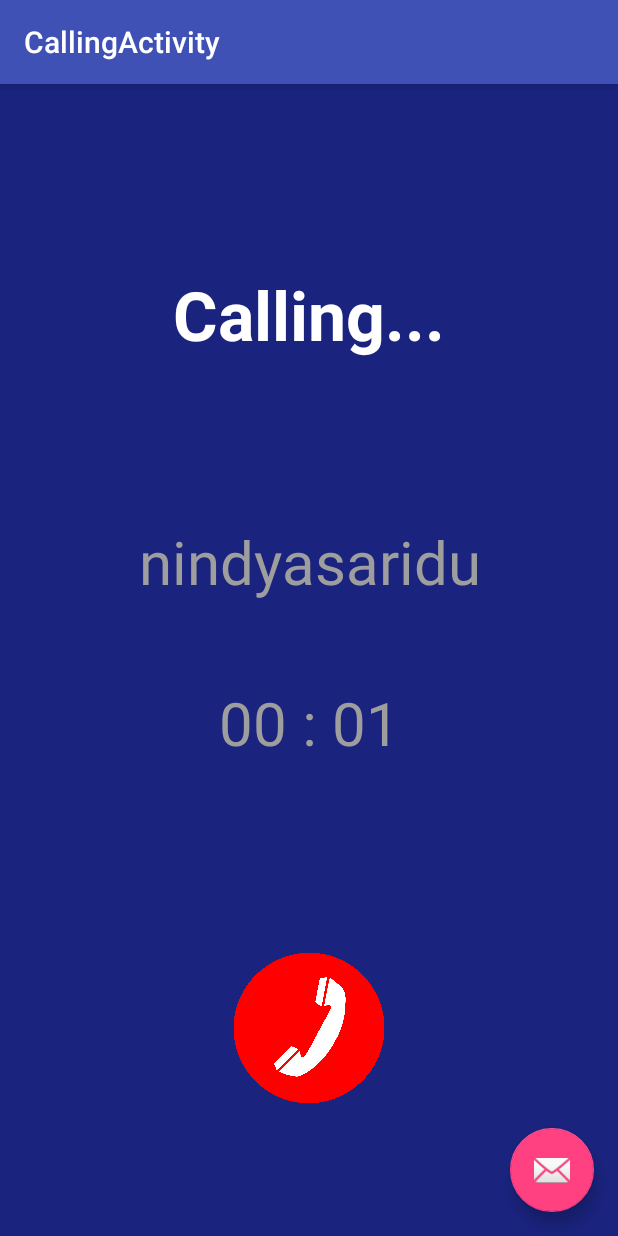
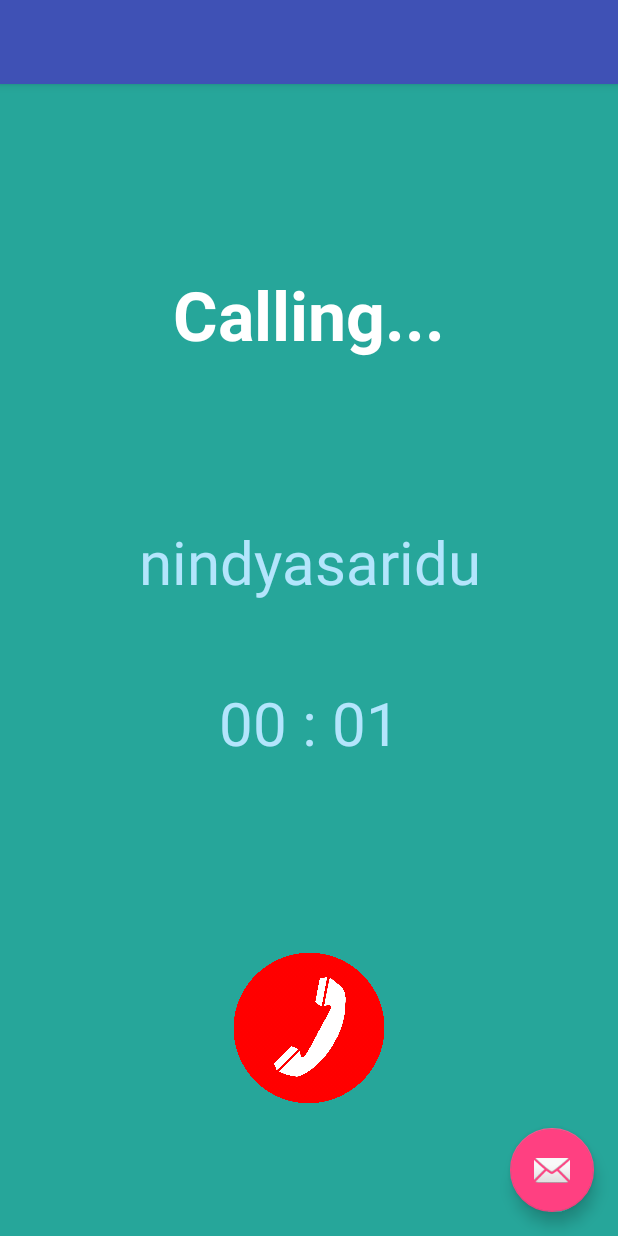
Before and after one commit to ybpranawa/Rasp-V, an Android app: the CallingActivity screen opened directly, with no data from a screen before it, on a phone screen of 412 x 824 dp. Run offline under Robolectric (Android 15) with nearby library versions, the light colour scheme and no system bars.

Commit message:
AAdding callingActivity, incomingActivity, and circle button

```diff
--- a/app/src/main/java/com/rakide/rasp_v/CallingActivity.java
+++ b/app/src/main/java/com/rakide/rasp_v/CallingActivity.java
@@ -1,27 +1,30 @@
 package com.rakide.rasp_v;
 
+import android.content.Intent;
 import android.os.Bundle;
 import android.support.design.widget.FloatingActionButton;
 import android.support.design.widget.Snackbar;
 import android.support.v7.app.AppCompatActivity;
 import android.support.v7.widget.Toolbar;
 import android.view.View;
+import android.widget.ImageButton;
 
 public class CallingActivity extends AppCompatActivity {
+    private ImageButton btnEndCallDialling;
 
     @Override
     protected void onCreate(Bundle savedInstanceState) {
         super.onCreate(savedInstanceState);
         setContentView(R.layout.activity_calling);
-        Toolbar toolbar = (Toolbar) findViewById(R.id.toolbar);
-        setSupportActionBar(toolbar);
 
-        FloatingActionButton fab = (FloatingActionButton) findViewById(R.id.fab);
-        fab.setOnClickListener(new View.OnClickListener() {
+        btnEndCallDialling = (ImageButton)findViewById(R.id.btnEndCallDialling);
+
+        btnEndCallDialling.setOnClickListener(new View.OnClickListener() {
             @Override
-            public void onClick(View view) {
-                Snackbar.make(view, "Replace with your own action", Snackbar.LENGTH_LONG)
-                        .setAction("Action", null).show();
+            public void onClick(View v) {
+                Intent intent = new Intent(CallingActivity.this,MainActivity.class);
+                startActivity(intent);
+                finish();
             }
         });
     }
--- a/app/src/main/res/layout/content_calling.xml
+++ b/app/src/main/res/layout/content_calling.xml
@@ -13,7 +13,7 @@
 
     tools:context="com.rakide.rasp_v.DiallingActivity"
     android:orientation="vertical"
-    android:background="#1A237E">
+    android:background="#26A69A">
 
     <LinearLayout
         android:layout_width="match_parent"
@@ -32,21 +32,21 @@
             android:layout_weight="4"/>
 
         <TextView
-            android:id="@+id/diallingUsername"
+            android:id="@+id/tvDiallingUsername"
             android:layout_width="match_parent"
             android:layout_height="wrap_content"
             android:text="nindyasaridu"
-            android:textColor="#9E9E9E"
+            android:textColor="#B3E5FC"
             android:textSize="40sp"
             android:gravity="center|top"
             android:layout_weight="1"/>
 
         <TextView
-            android:id="@+id/diallingTime"
+            android:id="@+id/tvDiallingTime"
             android:layout_width="match_parent"
             android:layout_height="wrap_content"
             android:text="00 : 01"
-            android:textColor="#9E9E9E"
+            android:textColor="#B3E5FC"
             android:textSize="40sp"
             android:gravity="center|top"
             android:layout_weight="1"/>
--- a/app/src/main/res/layout/content_incoming.xml
+++ b/app/src/main/res/layout/content_incoming.xml
@@ -13,7 +13,7 @@
 
     tools:context="com.rakide.rasp_v.DiallingActivity"
     android:orientation="vertical"
-    android:background="#1A237E">
+    android:background="#26A69A">
 
     <LinearLayout
         android:layout_width="match_parent"
@@ -32,11 +32,11 @@
             android:layout_weight="4"/>
 
         <TextView
-            android:id="@+id/diallingUsername"
+            android:id="@+id/tvDiallingUsername"
             android:layout_width="match_parent"
             android:layout_height="wrap_content"
             android:text="nindyasaridu"
-            android:textColor="#9E9E9E"
+            android:textColor="#B3E5FC"
             android:textSize="40sp"
             android:gravity="center|top"
             android:layout_weight="1"/>
```
Also changed, not shown: app/src/main/java/com/rakide/rasp_v/IncomingActivity.java (+14 -8 lines), app/src/main/res/layout/content_dialling.xml (+26 -14 lines).
